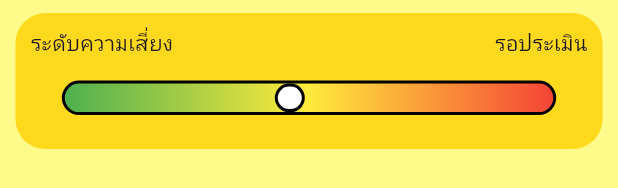
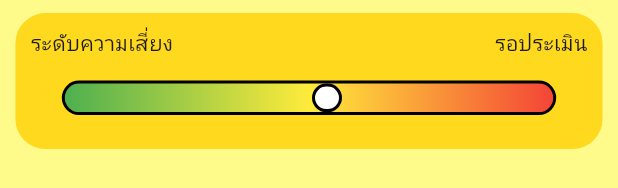
Before and after one commit to jjsornwakii/Pulse-measurement-application-for-monks, a Flutter app: the HomePage widget shown alone on an empty page, opened directly, on a phone screen of 412 x 824 dp. Shown: the part 796-984 px from the top of the screen. Run offline on Flutter 3.47's test engine with Material 3 defaults, Android fonts, the phone set to English and light mode, and no system bars; our stand-ins replace flutter_dotenv, get_storage, google_fonts; missing offline and left inert: heart_bpm; accounts and stored records are empty; network calls fail.

Commit message:
update indicatorbar
update indicatorbar  in homepage

```diff
--- a/lib/homepage.dart
+++ b/lib/homepage.dart
@@ -337,7 +337,8 @@ class _HomePage extends State<HomePage> {
                           children: [
                             Positioned(
                               left: _sliderValue *
-                                  280, // Adjust the left position
+                                  screenSize.width *
+                                  .80, // Adjust the left position
                               top: 0,
                               bottom: 0,
                               child: Container(
```
Also changed, not shown: pubspec.lock.
